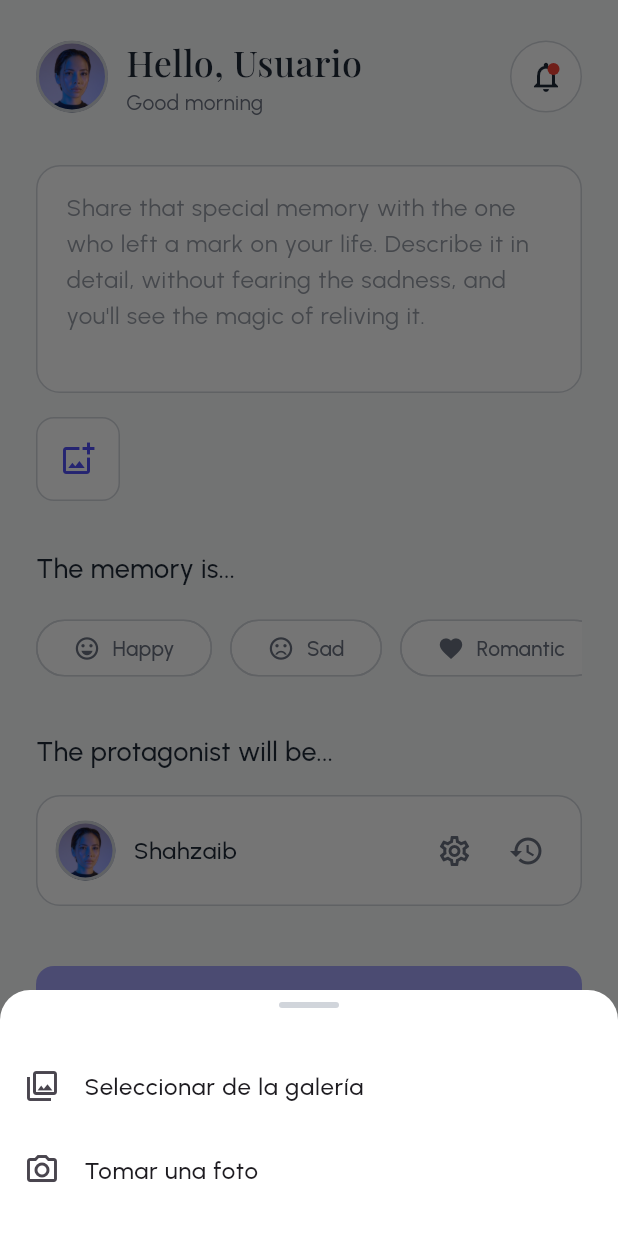
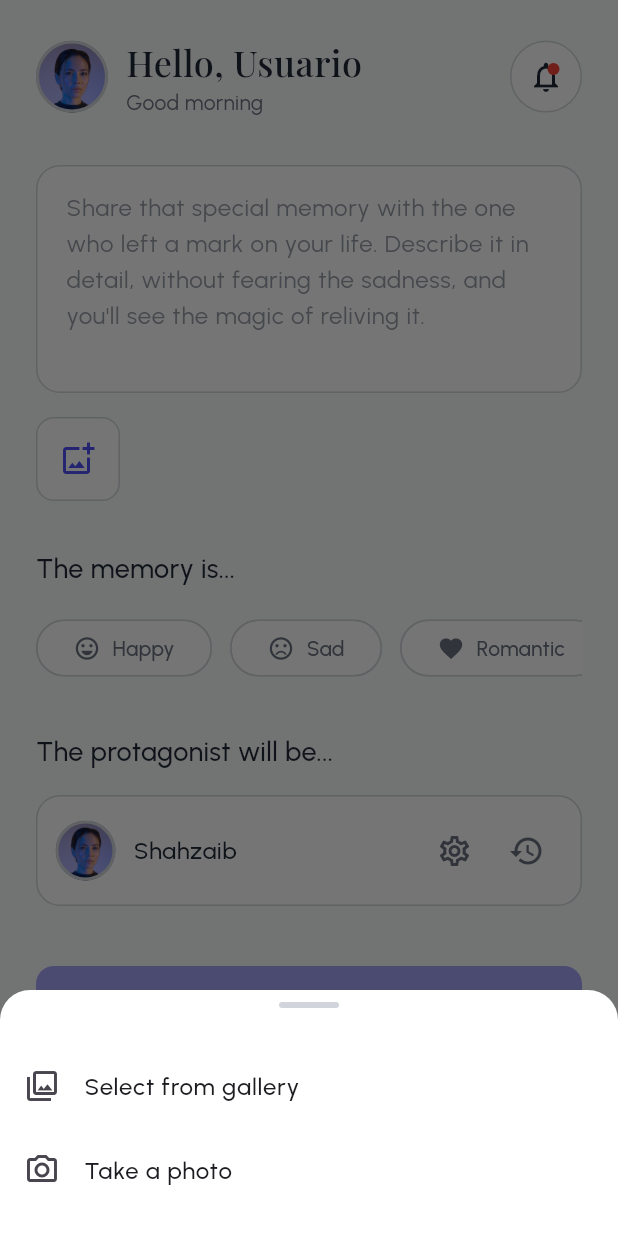
Before and after one commit to Hansleonel/storysparks, a Flutter app: the HomePage screen opened directly, after a tap on the "add photo alternate" icon, on a phone screen of 412 x 824 dp. Run offline on Flutter 3.47's test engine with Material 3 defaults, Android fonts, the light colour scheme and no system bars; our stand-ins replace dartz, dio, equatable, flutter_dotenv, flutter_rating_bar, get_it and 6 more; accounts and stored records are empty; generated files the repository leaves out were written again.

Commit message:
add home page internationalization fixed

```diff
--- a/lib/features/home/presentation/pages/home_page.dart
+++ b/lib/features/home/presentation/pages/home_page.dart
@@ -49,6 +49,7 @@
   @override
   Widget build(BuildContext context) {
     final provider = context.read<HomeProvider>();
+    final l10n = AppLocalizations.of(context)!;
     return Column(
       crossAxisAlignment: CrossAxisAlignment.start,
       children: [
@@ -63,7 +64,7 @@
             color: AppColors.textPrimary,
           ),
           decoration: InputDecoration(
-            hintText: AppLocalizations.of(context)!.shareMemoryHint,
+            hintText: l10n.shareMemoryHint,
             hintStyle: TextStyle(
               fontFamily: 'Urbanist',
               fontSize: 16,
@@ -136,10 +137,10 @@
                             ),
                           ),
                           const SizedBox(width: 12),
-                          const Expanded(
+                          Expanded(
                             child: Text(
-                              'Imagen del recuerdo',
-                              style: TextStyle(
+                              l10n.memoryImage,
+                              style: const TextStyle(
                                 fontFamily: 'Urbanist',
                                 fontSize: 14,
                                 color: AppColors.textSecondary,
@@ -168,6 +169,7 @@
 class _ImagePickerButton extends StatelessWidget {
   @override
   Widget build(BuildContext context) {
+    final l10n = AppLocalizations.of(context)!;
     return Container(
       width: 56,
       height: 56,
@@ -207,9 +209,9 @@
                     const SizedBox(height: 24),
                     ListTile(
                       leading: const Icon(Icons.photo_library_outlined),
-                      title: const Text(
-                        'Seleccionar de la galería',
-                        style: TextStyle(
+                      title: Text(
+                        l10n.selectFromGallery,
+                        style: const TextStyle(
                           fontFamily: 'Urbanist',
                           fontSize: 16,
                           fontWeight: FontWeight.w500,
@@ -234,9 +236,9 @@
                     ),
                     ListTile(
                       leading: const Icon(Icons.camera_alt_outlined),
-                      title: const Text(
-                        'Tomar una foto',
-                        style: TextStyle(
+                      title: Text(
+                        l10n.takePhoto,
+                        style: const TextStyle(
                           fontFamily: 'Urbanist',
                           fontSize: 16,
                           fontWeight: FontWeight.w500,
```
